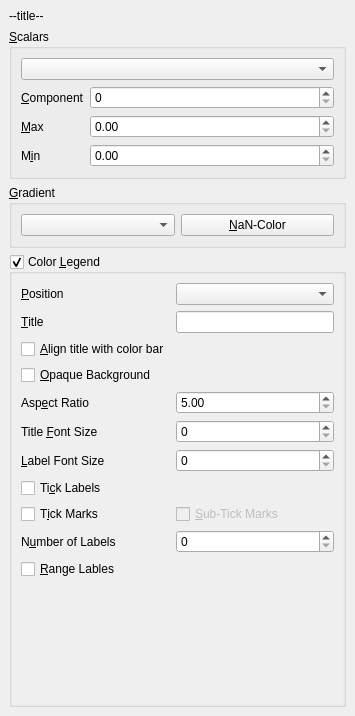
Above: gui/widgets/ColorMappingChooser.ui from kateyy/geohazardvis before the change. Below: the same form after it.
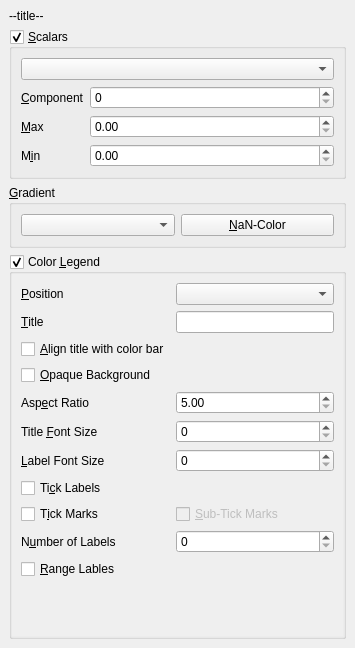
That is the form after the change.

Commit message: allow to disable color mapping instead of selecting "user-defined color" mapping

The edit to the form file:
```diff
--- a/gui/widgets/ColorMappingChooser.ui
+++ b/gui/widgets/ColorMappingChooser.ui
@@ -7,7 +7,7 @@
     <x>0</x>
     <y>0</y>
     <width>355</width>
-    <height>716</height>
+    <height>648</height>
    </rect>
   </property>
   <property name="windowTitle">
@@ -33,6 +33,9 @@
       <property name="alignment">
        <set>Qt::AlignLeading|Qt::AlignLeft|Qt::AlignTop</set>
       </property>
+      <property name="checkable">
+       <bool>true</bool>
+      </property>
       <layout class="QFormLayout" name="formLayout">
        <item row="1" column="0">
         <widget class="QLabel" name="componentLabel">
@@ -152,7 +155,7 @@
             <x>0</x>
             <y>0</y>
             <width>331</width>
-            <height>396</height>
+            <height>328</height>
            </rect>
           </property>
           <layout class="QFormLayout" name="formLayout_3">
```
Left out of the diff: 33 changed lines with no effect on the pictures. The commit also changes 6 other files.
